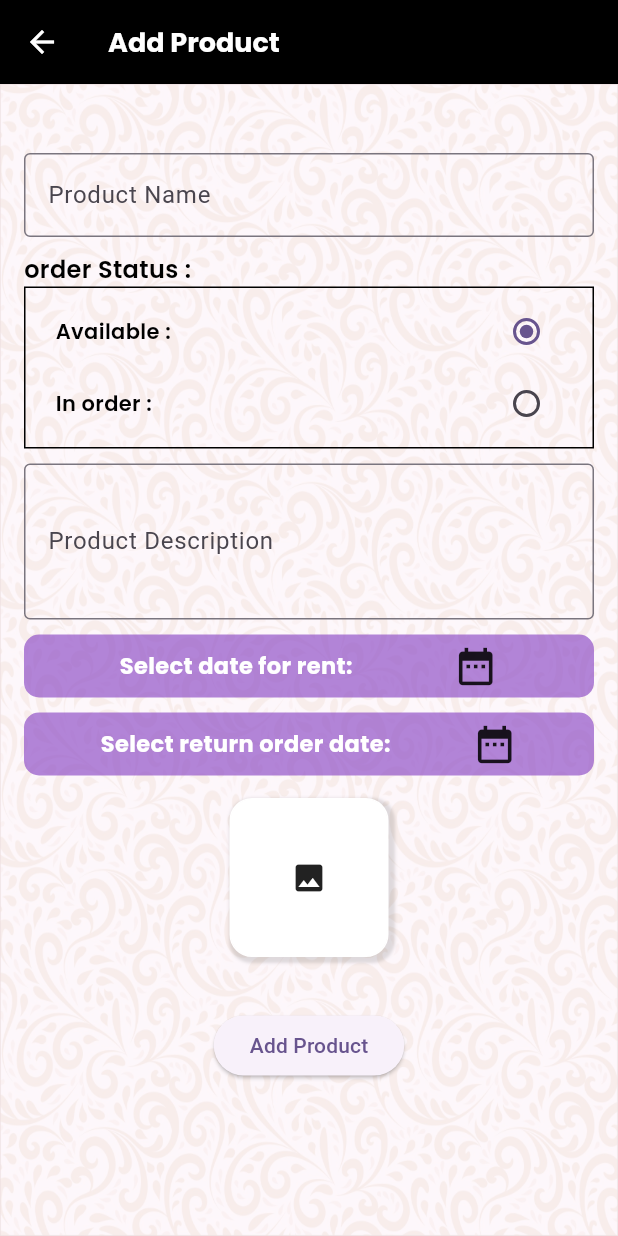
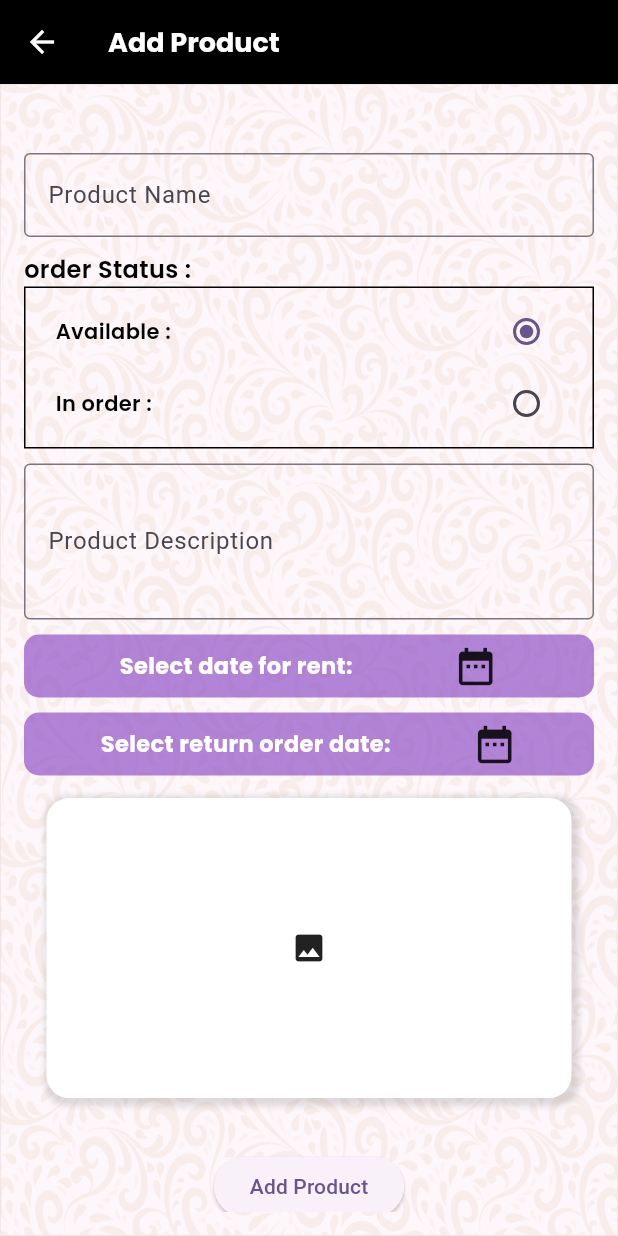
Before and after one commit to harshil1204/choice_collection, a Flutter app: the AddProduct screen opened directly with empty values, on a phone screen of 412 x 824 dp. Run offline on Flutter 3.47's test engine with Material 3 defaults, Android fonts, the phone set to English and light mode, and no system bars; our stand-ins replace cached_network_image, cloud_firestore, firebase_core, firebase_storage, gap, image_picker; accounts and stored records are empty.

Commit message:
27-02 final app

```diff
--- a/lib/ui/product/add_product.dart
+++ b/lib/ui/product/add_product.dart
@@ -243,9 +243,11 @@ class _AddProductState extends State<AddProduct> {
                       uploadImage();
                     },
                     child: Container(
-                      // height: 130,
+                        height: 200,
+                        width: double.infinity - 20,
+                        clipBehavior: Clip.hardEdge,
                         margin: const EdgeInsets.all(15),
-                        padding: const EdgeInsets.all(40),
+                        // padding: const EdgeInsets.all(5),
                         decoration: BoxDecoration(
                           color: Colors.white,
                           borderRadius: const BorderRadius.all(
@@ -256,8 +258,8 @@ class _AddProductState extends State<AddProduct> {
                             BoxShadow(
                               color: Colors.black12,
                               offset: Offset(2, 2),
-                              spreadRadius: 2,
-                              blurRadius: 1,
+                              spreadRadius: 3,
+                              blurRadius: 3,
                             ),
                           ],
                         ),
```
Also changed, not shown: lib/ui/product/update_product.dart (+12 -9 lines).
